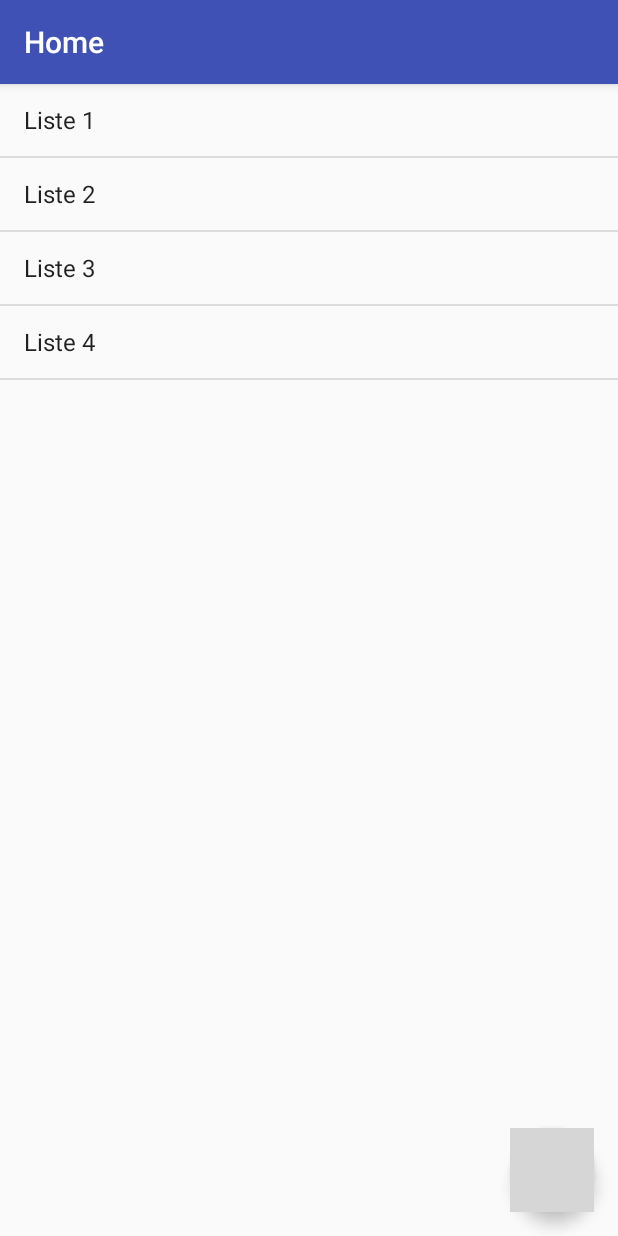
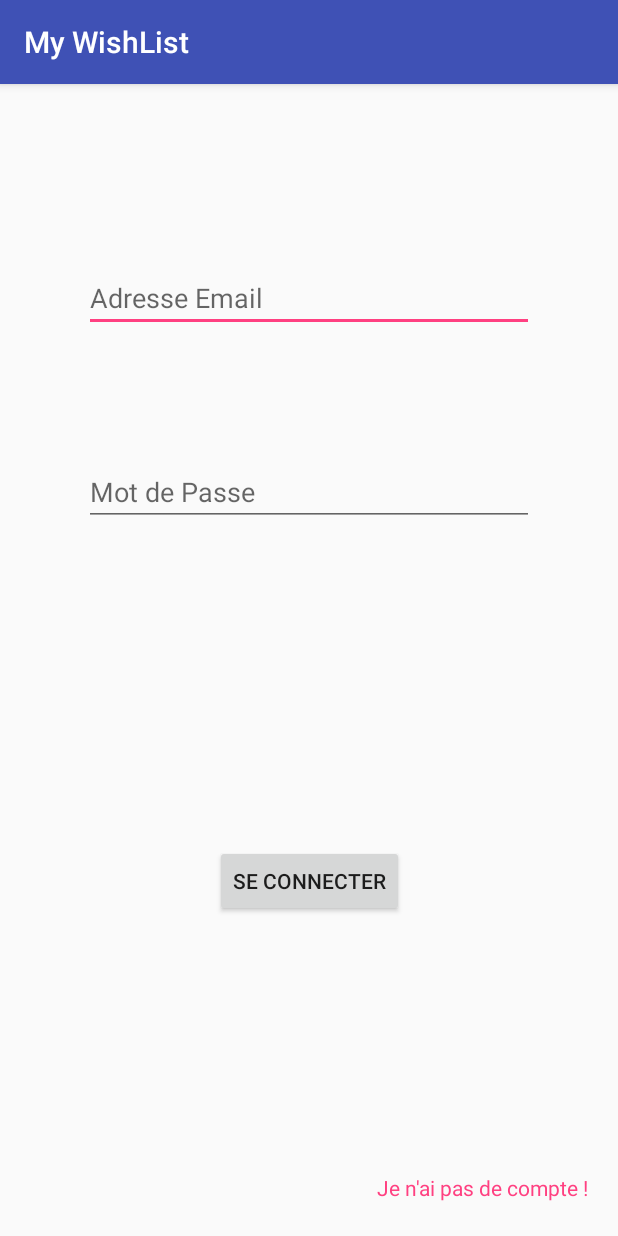
Before and after one commit to priscarelique/MyWishList, an Android app: the screen it shows after launch (HomeActivity before the commit, MainActivity after it), after a tap on "SE CONNECTER", on a phone screen of 412 x 824 dp. Run offline under Robolectric (Android 15) with nearby library versions, the phone set to English and light mode, and no system bars; our stand-ins replace Firebase (no records; nobody signed in at launch, a user with empty details on screens opened directly); grey boxes are pictures that could not be loaded.

Commit message:
add : Add Login and registration features
Use Firebase for authentication
git inore google-services.json

```diff
--- a/app/build.gradle
+++ b/app/build.gradle
@@ -27,5 +27,10 @@ dependencies {
     compile 'com.android.support:appcompat-v7:25.3.1'
     compile 'com.android.support:design:25.3.1'
     compile 'com.android.support.constraint:constraint-layout:1.0.2'
+    compile 'com.squareup.retrofit2:retrofit:2.3.0'
+    compile 'com.google.firebase:firebase-core:11.0.4'
+    compile 'com.google.firebase:firebase-auth:11.0.4'
     testCompile 'junit:junit:4.12'
 }
+
+apply plugin: 'com.google.gms.google-services'
--- a/app/src/main/AndroidManifest.xml
+++ b/app/src/main/AndroidManifest.xml
@@ -22,6 +22,8 @@
         <activity
             android:name=".AddWishlistActivity"
             android:label="@string/title_add_wishlist"/>
+        <activity android:name=".SignUpActivity"
+            android:label=""/>
     </application>
 
 </manifest>
--- a/app/src/main/java/com/app/prisca/mywishlist/MainActivity.java
+++ b/app/src/main/java/com/app/prisca/mywishlist/MainActivity.java
@@ -1,23 +1,99 @@
 package com.app.prisca.mywishlist;
 
 import android.content.Intent;
+import android.support.annotation.NonNull;
 import android.support.v7.app.AppCompatActivity;
 import android.os.Bundle;
+import android.text.TextUtils;
 import android.view.View;
 import android.widget.Button;
+import android.widget.EditText;
+import android.widget.ProgressBar;
+import android.widget.Toast;
+
+import com.google.android.gms.tasks.OnCompleteListener;
+import com.google.android.gms.tasks.Task;
+import com.google.firebase.auth.AuthResult;
+import com.google.firebase.auth.FirebaseAuth;
+import com.google.firebase.auth.FirebaseUser;
 
 public class MainActivity extends AppCompatActivity {
+
+    private FirebaseAuth mAuth;
+    private EditText inputEmail, inputPassword;
+    private ProgressBar progressBar;
 
     @Override
     protected void onCreate(Bundle savedInstanceState) {
         super.onCreate(savedInstanceState);
         setContentView(R.layout.activity_main);
 
+        mAuth = FirebaseAuth.getInstance();
+        inputEmail = (EditText) findViewById(R.id.email);
+        inputPassword = (EditText) findViewById(R.id.password);
+        progressBar = (ProgressBar) findViewById(R.id.progressBar);
+
     }
 
+    @Override
+    public void onStart() {
+        super.onStart();
+        // Check if user is signed in (non-null) and update UI accordingly.
+        FirebaseUser currentUser = mAuth.getCurrentUser();
+        if(currentUser != null){
+            Intent intent = new Intent(MainActivity.this, HomeActivity.class);
+            startActivity(intent);
+        }
+    }
+
+    public void login(String email, final String password){
+
+        if (TextUtils.isEmpty(email)) {
+            Toast.makeText(getApplicationContext(), getString(R.string.enter_email), Toast.LENGTH_SHORT).show();
+            return;
+        }
+
+        if (TextUtils.isEmpty(password)) {
+            Toast.makeText(getApplicationContext(), getString(R.string.enter_password), Toast.LENGTH_SHORT).show();
+            return;
+        }
+
+        progressBar.setVisibility(View.VISIBLE);
+
+        //authenticate user
+        mAuth.signInWithEmailAndPassword(email, password)
+                .addOnCompleteListener(MainActivity.this, new OnCompleteListener<AuthResult>() {
+                    @Override
+                    public void onComplete(@NonNull Task<AuthResult> task) {
+                        // If sign in fails, display a message to the user. If sign in succeeds
+                        // the auth state listener will be notified and logic to handle the
+                        // signed in user can be handled in the listener.
+                        progressBar.setVisibility(View.GONE);
+                        if (!task.isSuccessful()) {
+                            // there was an error
+                            if (password.length() < 8) {
+                                inputPassword.setError(getString(R.string.short_password));
+                            } else {
+                                Toast.makeText(MainActivity.this, getString(R.string.auth_failed), Toast.LENGTH_LONG).show();
+                            }
+                        } else {
+                            Intent intent = new Intent(MainActivity.this, HomeActivity.class);
+                            startActivity(intent);
+                            finish();
+                        }
+                    }
+                });
+    }
 
     public void signIn(View view) {
-        Intent intent = new Intent(MainActivity.this, HomeActivity.class);
+
+        String email = inputEmail.getText().toString();
+        final String password = inputPassword.getText().toString();
+        login(email,password);
+    }
+
+    public void goToSignUp(View view) {
+        Intent intent = new Intent(MainActivity.this, SignUpActivity.class);
         startActivity(intent);
     }
 
--- a/app/src/main/res/layout/activity_main.xml
+++ b/app/src/main/res/layout/activity_main.xml
@@ -7,7 +7,7 @@
     tools:context="com.app.prisca.mywishlist.MainActivity">
 
     <EditText
-        android:id="@+id/editText"
+        android:id="@+id/email"
         android:layout_width="300dp"
         android:layout_height="44dp"
         android:layout_marginLeft="8dp"
@@ -21,7 +21,7 @@
         app:layout_constraintTop_toTopOf="parent" />
 
     <EditText
-        android:id="@+id/editText2"
+        android:id="@+id/password"
         android:layout_width="300dp"
         android:layout_height="44dp"
         android:layout_marginBottom="8dp"
@@ -34,7 +34,7 @@
         app:layout_constraintBottom_toBottomOf="parent"
         app:layout_constraintLeft_toLeftOf="parent"
         app:layout_constraintRight_toRightOf="parent"
-        app:layout_constraintTop_toBottomOf="@+id/editText"
+        app:layout_constraintTop_toBottomOf="@+id/email"
         app:layout_constraintVertical_bias="0.143" />
 
     <Button
@@ -50,5 +50,34 @@
         app:layout_constraintBottom_toBottomOf="parent"
         app:layout_constraintLeft_toLeftOf="parent"
         app:layout_constraintRight_toRightOf="parent"
-        app:layout_constraintTop_toBottomOf="@+id/editText2" />
+        app:layout_constraintTop_toBottomOf="@+id/password" />
+
+    <Button
+        android:id="@+id/signUpButton"
+        style="@android:style/Widget.DeviceDefault.Button.Borderless.Small"
+        android:layout_width="wrap_content"
+        android:layout_height="wrap_content"
+        android:layout_marginBottom="8dp"
+        android:layout_marginRight="8dp"
+        android:onClick="goToSignUp"
+        android:text="Je n'ai pas de compte !"
+        android:textAppearance="@style/TextAppearance.AppCompat.Body1"
+        android:textColor="@color/colorAccent"
+        app:layout_constraintBottom_toBottomOf="parent"
+        app:layout_constraintRight_toRightOf="parent" />
+
+    <ProgressBar
+        android:id="@+id/progressBar"
+        style="?android:attr/progressBarStyle"
+        android:layout_width="wrap_content"
+        android:layout_height="wrap_content"
+        android:layout_marginBottom="8dp"
+        android:layout_marginLeft="8dp"
+        android:layout_marginRight="8dp"
+        android:layout_marginTop="8dp"
+        android:visibility="gone"
+        app:layout_constraintBottom_toBottomOf="parent"
+        app:layout_constraintLeft_toLeftOf="parent"
+        app:layout_constraintRight_toRightOf="parent"
+        app:layout_constraintTop_toTopOf="parent" />
 </android.support.constraint.ConstraintLayout>
--- a/app/src/main/res/values/colors.xml
+++ b/app/src/main/res/values/colors.xml
@@ -2,5 +2,5 @@
 <resources>
     <color name="colorPrimary">#3F51B5</color>
     <color name="colorPrimaryDark">#303F9F</color>
-    <color name="colorAccent">#FF4081</color>
+    <color name="colorAccent">#ff4081</color>
 </resources>
--- a/app/src/main/res/values/strings.xml
+++ b/app/src/main/res/values/strings.xml
@@ -2,4 +2,10 @@
     <string name="app_name">My WishList</string>
     <string name="title_home_page">Home</string>
     <string name="title_add_wishlist">Ajouter une liste</string>
+    <string name="title_sign_up"> Créer un compte</string>
+    <string name="auth_failed">Email ou mot de passe incorrect</string>
+    <string name="enter_email">Entrez une adresse email!</string>
+    <string name="enter_password">Entrez votre mot de passe</string>
+    <string name="short_password">Mot de passe trop court ! Minimum 8 charactères</string>
+    <string name="password_error">Confirmation de mot de passe incorrect</string>
 </resources>
--- a/build.gradle
+++ b/build.gradle
@@ -6,6 +6,7 @@ buildscript {
     }
     dependencies {
         classpath 'com.android.tools.build:gradle:2.3.3'
+        classpath 'com.google.gms:google-services:3.1.0'
 
         // NOTE: Do not place your application dependencies here; they belong
         // in the individual module build.gradle files
```
Also changed, not shown: app/src/main/java/com/app/prisca/mywishlist/HomeActivity.java (+17 -0 lines), app/src/main/java/com/app/prisca/mywishlist/SignUpActivity.java (added, +123 -0 lines), app/src/main/res/layout/activity_sign_up.xml (added, +78 -0 lines), 1 other file.
